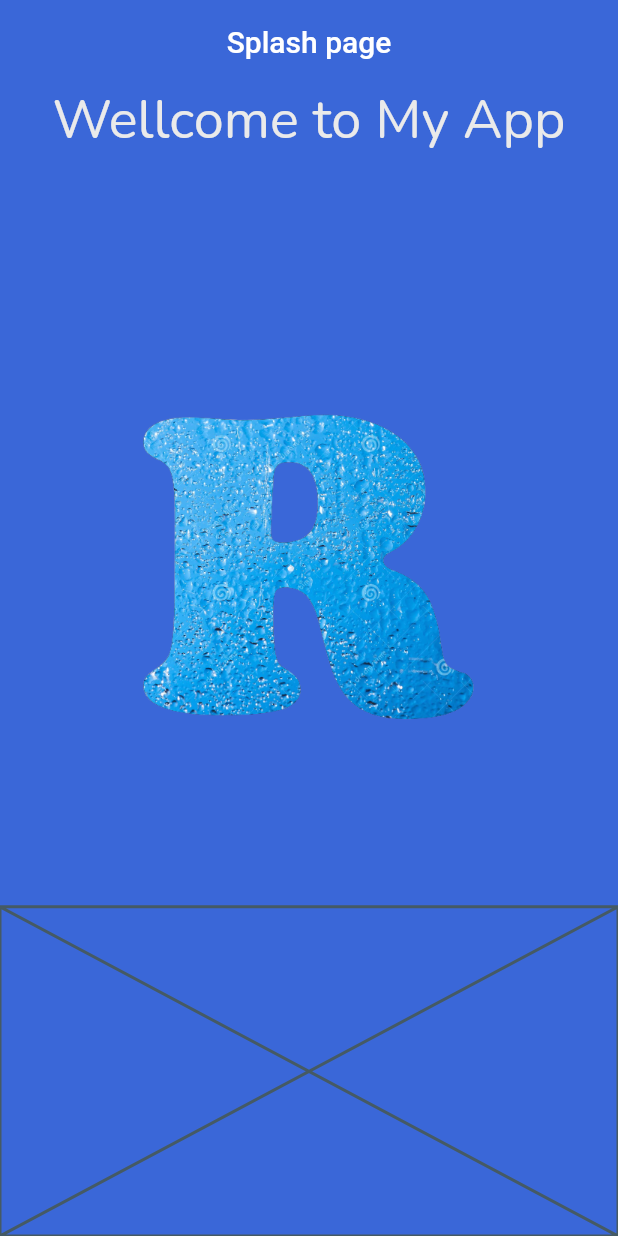
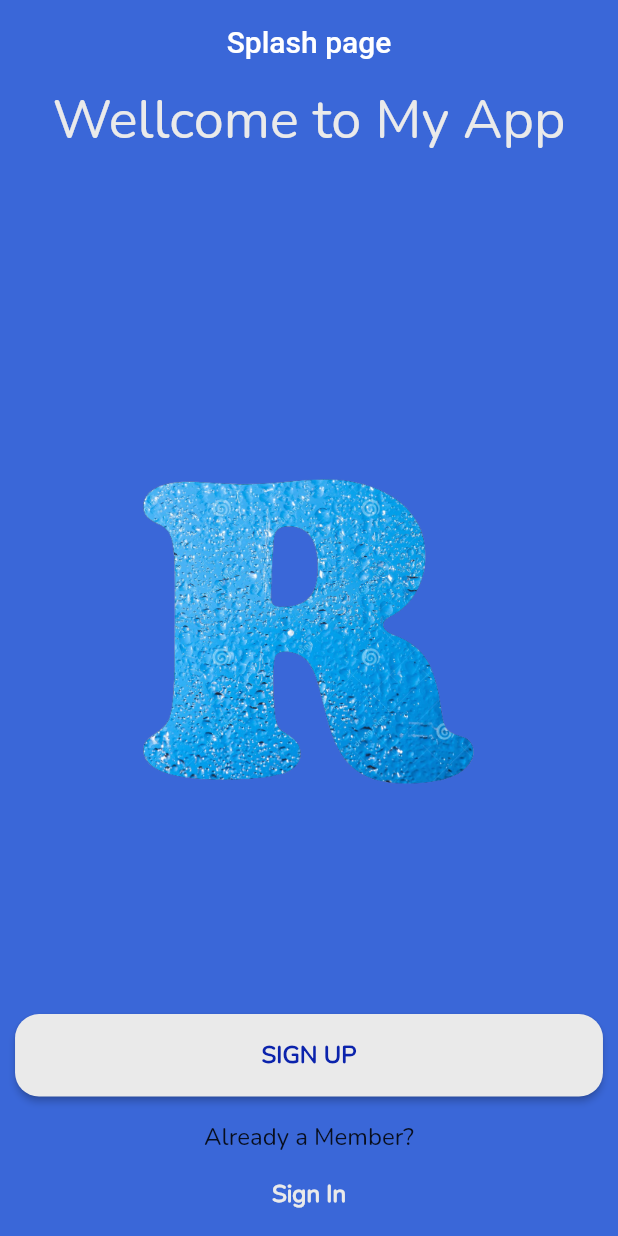
Before and after one commit to marufrobin/admin_panel, a Flutter app: the screen it shows after launch, on a phone screen of 412 x 824 dp. Run offline on Flutter 3.47's test engine with Material 2 defaults, Android fonts, the phone set to English and light mode, and no system bars.

Commit message:
Splash page done

```diff
--- a/lib/screen/splash_page.dart
+++ b/lib/screen/splash_page.dart
@@ -15,7 +15,7 @@ class SplashPage extends StatelessWidget {
       ),
       body: Column(
         children: [
-          Expanded(
+          const Expanded(
             flex: 1,
             child: Text(
               "Wellcome to My App",
@@ -32,7 +32,52 @@ class SplashPage extends StatelessWidget {
                 "images/r.png",
                 scale: 2,
               )),
-          Expanded(flex: 2, child: Placeholder())
+          ElevatedButton(
+            style: ButtonStyle(
+                backgroundColor: MaterialStateProperty.all(Color(0xffEAEAEA)),
+                shape: MaterialStateProperty.all(RoundedRectangleBorder(
+                    borderRadius: BorderRadius.circular(16)))),
+            onPressed: () {},
+            child: Container(
+              padding: EdgeInsets.symmetric(
+                  horizontal: MediaQuery.of(context).size.width * 0.36,
+                  vertical: MediaQuery.of(context).size.height * 0.02),
+              child: Text(
+                "SIGN UP",
+                style: TextStyle(
+                    color: Color(0xff0B23AC),
+                    fontSize: 16,
+                    fontFamily: "Nunito",
+                    fontWeight: FontWeight.bold),
+              ),
+            ),
+          ),
+          SizedBox(
+            height: 16,
+          ),
+          Text(
+            "Already a Member?",
+            style: TextStyle(
+              fontSize: 16,
+              fontFamily: "Nunito",
+            ),
+          ),
+          GestureDetector(
+            onTap: () {},
+            child: Container(
+              padding: EdgeInsets.symmetric(
+                  horizontal: MediaQuery.of(context).size.width * 0.376,
+                  vertical: MediaQuery.of(context).size.height * 0.02),
+              child: Text(
+                "Sign In",
+                style: TextStyle(
+                    color: Color(0xffEAEAEA),
+                    fontSize: 16,
+                    fontFamily: "Nunito",
+                    fontWeight: FontWeight.bold),
+              ),
+            ),
+          ),
         ],
       ),
     );
--- a/pubspec.yaml
+++ b/pubspec.yaml
@@ -59,7 +59,7 @@ flutter:
 
   # To add assets to your application, add an assets section, like this:
   assets:
-    - images/r.png
+    - images/
   #   - images/a_dot_ham.jpeg
 
   # An image asset can refer to one or more resolution-specific "variants", see
```
